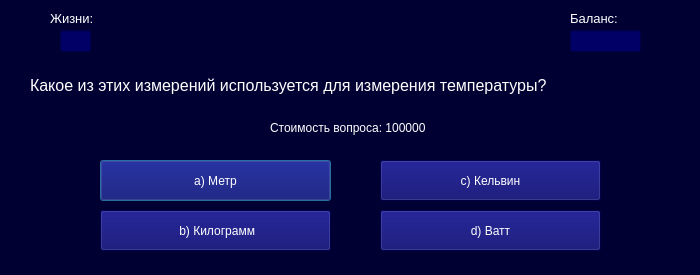
Before: the Qt Designer form ui_ui_files/question_window4_ui.ui in DelZeiT/How_to_become_a_millionaire, drawn with Qt 5.
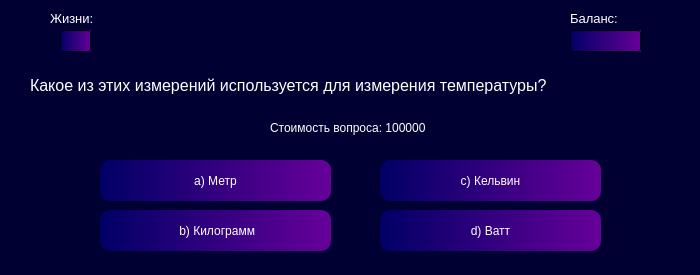
After: the same form once the commit is applied.

```diff
--- a/ui_ui_files/question_window4_ui.ui
+++ b/ui_ui_files/question_window4_ui.ui
@@ -62,7 +62,7 @@
     </rect>
    </property>
    <property name="styleSheet">
-    <string notr="true">background-color: #000066; color: white</string>
+    <string notr="true">background-color: qlineargradient(x1:1, y1:0, x2:0, y2:0, stop:0 #660099, stop:1 #000066); color: white</string>
    </property>
    <property name="text">
     <string/>
@@ -102,7 +102,7 @@
     </rect>
    </property>
    <property name="styleSheet">
-    <string notr="true">background-color: #000066; color: white</string>
+    <string notr="true">background-color: qlineargradient(x1:1, y1:0, x2:0, y2:0, stop:0 #660099, stop:1 #000066); color: white</string>
    </property>
    <property name="text">
     <string/>
@@ -155,7 +155,7 @@
     </rect>
    </property>
    <property name="styleSheet">
-    <string notr="true">background-color: #000066; color: white</string>
+    <string notr="true">background-color: qlineargradient(x1:1, y1:0, x2:0, y2:0, stop:0 #660099, stop:1 #000066); color: white; border-radius: 10px</string>
    </property>
    <property name="text">
     <string>a) Метр</string>
@@ -171,7 +171,7 @@
     </rect>
    </property>
    <property name="styleSheet">
-    <string notr="true">background-color: #000066; color: white</string>
+    <string notr="true">background-color: qlineargradient(x1:1, y1:0, x2:0, y2:0, stop:0 #660099, stop:1 #000066); color: white; border-radius: 10px</string>
    </property>
    <property name="text">
     <string> b) Килограмм</string>
@@ -187,7 +187,7 @@
     </rect>
    </property>
    <property name="styleSheet">
-    <string notr="true">background-color: #000066; color: white</string>
+    <string notr="true">background-color: qlineargradient(x1:1, y1:0, x2:0, y2:0, stop:0 #660099, stop:1 #000066); color: white; border-radius: 10px</string>
    </property>
    <property name="text">
     <string>c) Кельвин</string>
@@ -203,7 +203,7 @@
     </rect>
    </property>
    <property name="styleSheet">
-    <string notr="true">background-color: #000066; color: white</string>
+    <string notr="true">background-color: qlineargradient(x1:1, y1:0, x2:0, y2:0, stop:0 #660099, stop:1 #000066); color: white; border-radius: 10px</string>
    </property>
    <property name="text">
     <string>d) Ватт</string>
```
